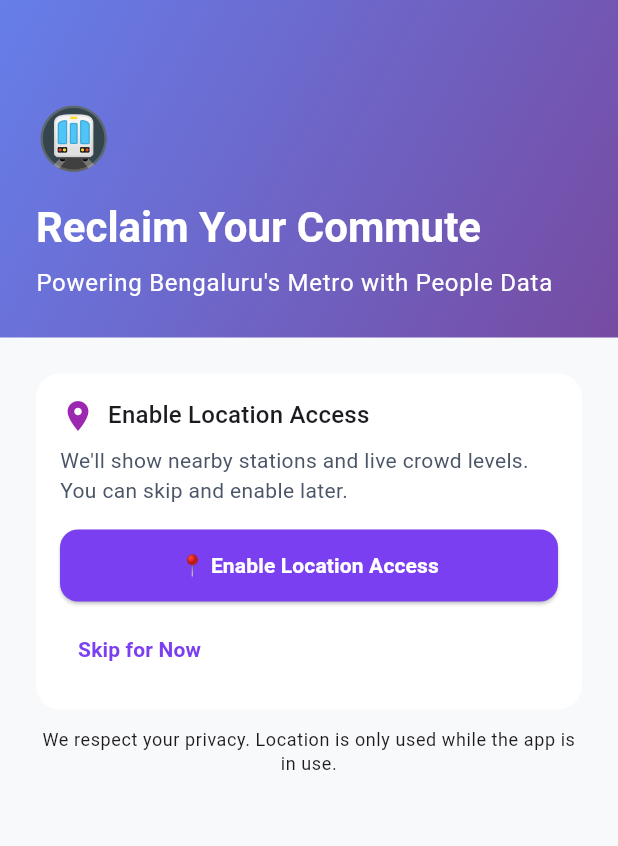
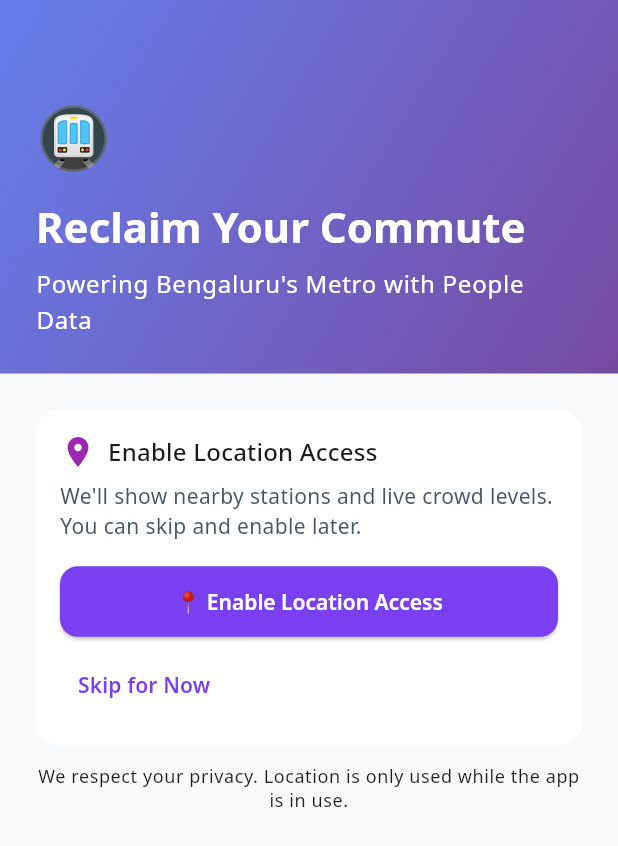
Before and after one commit to HACKMANV8/The-Witches, a Flutter app: the screen it shows after launch, on a phone screen of 412 x 824 dp. Shown: the top 846 px of the screen. Run offline on Flutter 3.47's test engine with Material 3 defaults, Android fonts, the light colour scheme and no system bars; our stand-ins replace confetti, flutter_riverpod, geolocator, google_fonts, google_maps_flutter, supabase_flutter and 1 more; accounts and stored records are empty.

Commit message:
fix: font
Signed-off-by: flurry101 <sravya.sm1491@gmail.com>

```diff
--- a/lib/theme.dart
+++ b/lib/theme.dart
@@ -1,4 +1,5 @@
 import 'package:flutter/material.dart';
+import 'package:google_fonts/google_fonts.dart';
 
 /// MetroPulse color system
 class MPColors {
@@ -33,7 +34,12 @@
 }
 
 ThemeData get lightTheme {
-  final base = ThemeData(useMaterial3: true, brightness: Brightness.light);
+  final base = ThemeData(
+    useMaterial3: true,
+    brightness: Brightness.light,
+    textTheme: GoogleFonts.notoSansTextTheme(),
+  );
+
   final scheme = ColorScheme.fromSeed(
     seedColor: MPColors.purple,
     brightness: Brightness.light,
@@ -55,28 +61,28 @@
       elevation: 0,
       margin: EdgeInsets.zero,
     ),
-    textTheme: base.textTheme.copyWith(
-      headlineMedium: const TextStyle(
+    textTheme: GoogleFonts.notoSansTextTheme(base.textTheme).copyWith(
+      headlineMedium: GoogleFonts.notoSans(
         fontSize: FontSizes.h1,
         fontWeight: FontWeight.w700,
         color: MPColors.textDark,
       ),
-      headlineSmall: const TextStyle(
+      headlineSmall: GoogleFonts.notoSans(
         fontSize: FontSizes.h2,
         fontWeight: FontWeight.w700,
         color: MPColors.textDark,
       ),
-      bodyLarge: const TextStyle(
+      bodyLarge: GoogleFonts.notoSans(
         fontSize: FontSizes.body,
         fontWeight: FontWeight.w400,
         color: MPColors.textDark,
       ),
-      bodyMedium: const TextStyle(
+      bodyMedium: GoogleFonts.notoSans(
         fontSize: FontSizes.label,
         fontWeight: FontWeight.w400,
         color: MPColors.textSecondary,
       ),
-      labelLarge: TextStyle(
+      labelLarge: GoogleFonts.notoSans(
         fontSize: FontSizes.label,
         fontWeight: FontWeight.w600,
         color: scheme.onPrimary,
@@ -84,25 +90,37 @@
     ),
     elevatedButtonTheme: ElevatedButtonThemeData(
       style: ButtonStyle(
-        foregroundColor: WidgetStateProperty.all(Colors.white),
-        backgroundColor: WidgetStateProperty.all(MPColors.purple),
-        shape: WidgetStateProperty.all(
+        foregroundColor: MaterialStateProperty.all(Colors.white),
+        backgroundColor: MaterialStateProperty.all(MPColors.purple),
+        shape: MaterialStateProperty.all(
           RoundedRectangleBorder(borderRadius: BorderRadius.circular(12)),
         ),
-        padding: WidgetStateProperty.all(
+        padding: MaterialStateProperty.all(
           const EdgeInsets.symmetric(horizontal: 16, vertical: 14),
+        ),
+        textStyle: MaterialStateProperty.all(
+          GoogleFonts.notoSans(
+            fontSize: FontSizes.label,
+            fontWeight: FontWeight.w600,
+          ),
         ),
       ),
     ),
-    inputDecorationTheme: const InputDecorationTheme(
-      border: OutlineInputBorder(borderRadius: BorderRadius.all(Radius.circular(12))),
+    inputDecorationTheme: InputDecorationTheme(
+      border: const OutlineInputBorder(
+        borderRadius: BorderRadius.all(Radius.circular(12)),
+      ),
       filled: true,
       fillColor: Colors.white,
-      contentPadding: EdgeInsets.symmetric(horizontal: 14, vertical: 12),
+      hintStyle: GoogleFonts.notoSans(
+        color: MPColors.textSecondary,
+        fontSize: FontSizes.body,
+      ),
+      contentPadding: const EdgeInsets.symmetric(horizontal: 14, vertical: 12),
     ),
     bottomNavigationBarTheme: BottomNavigationBarThemeData(
       selectedItemColor: MPColors.purple,
-      unselectedItemColor: MPColors.textSecondary.withValues(alpha: 0.7),
+      unselectedItemColor: MPColors.textSecondary.withOpacity(0.7),
       type: BottomNavigationBarType.fixed,
       backgroundColor: MPColors.surface,
     ),
@@ -110,7 +128,12 @@
 }
 
 ThemeData get darkTheme {
-  final base = ThemeData(useMaterial3: true, brightness: Brightness.dark);
+  final base = ThemeData(
+    useMaterial3: true,
+    brightness: Brightness.dark,
+    textTheme: GoogleFonts.notoSansTextTheme(ThemeData.dark().textTheme),
+  );
+
   final scheme = ColorScheme.fromSeed(
     seedColor: MPColors.purple,
     brightness: Brightness.dark,
@@ -120,6 +143,7 @@
 
   return base.copyWith(
     colorScheme: scheme,
+    textTheme: GoogleFonts.notoSansTextTheme(base.textTheme),
     appBarTheme: AppBarTheme(
       backgroundColor: base.colorScheme.surface,
       foregroundColor: base.colorScheme.onSurface,
@@ -132,7 +156,7 @@
     ),
     bottomNavigationBarTheme: BottomNavigationBarThemeData(
       selectedItemColor: MPColors.purple,
-      unselectedItemColor: base.colorScheme.onSurface.withValues(alpha: 0.7),
+      unselectedItemColor: base.colorScheme.onSurface.withOpacity(0.7),
       type: BottomNavigationBarType.fixed,
       backgroundColor: base.colorScheme.surface,
     ),
```
Also changed, not shown: pubspec.yaml (+0 -10 lines).
